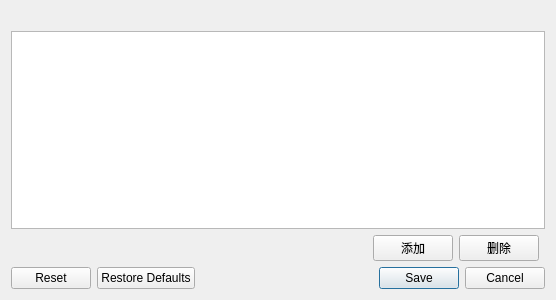
shine5402/VoicebankManager, file VoiceBankUtils/folderssettingdialog.ui: the form before one commit.
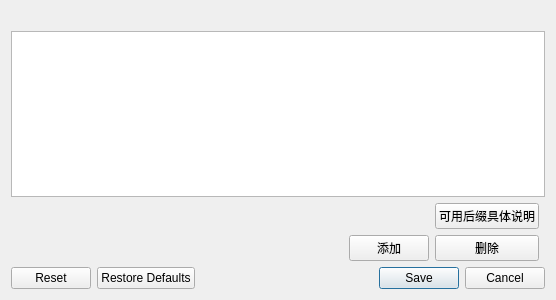
The form after the commit.

Commit message: 修改版本号 在文件夹管理窗口内为用户提供可用后缀提示

The edit to the form file:
```diff
--- a/VoiceBankUtils/folderssettingdialog.ui
+++ b/VoiceBankUtils/folderssettingdialog.ui
@@ -14,21 +14,17 @@
    <string/>
   </property>
   <layout class="QGridLayout" name="gridLayout">
-   <item row="2" column="1">
-    <widget class="QPushButton" name="addButton">
-     <property name="text">
-      <string>添加</string>
+   <item row="4" column="0" colspan="4">
+    <widget class="QDialogButtonBox" name="buttonBox">
+     <property name="orientation">
+      <enum>Qt::Horizontal</enum>
      </property>
-    </widget>
-   </item>
-   <item row="2" column="2">
-    <widget class="QPushButton" name="deleteButton">
-     <property name="text">
-      <string>删除</string>
+     <property name="standardButtons">
+      <set>QDialogButtonBox::Cancel|QDialogButtonBox::Reset|QDialogButtonBox::RestoreDefaults|QDialogButtonBox::Save</set>
      </property>
     </widget>
    </item>
-   <item row="2" column="0">
+   <item row="3" column="0">
     <spacer name="horizontalSpacer">
      <property name="orientation">
       <enum>Qt::Horizontal</enum>
@@ -41,23 +37,41 @@
      </property>
     </spacer>
    </item>
+   <item row="2" column="0" colspan="2">
+    <widget class="QLabel" name="allowedPrefixDescriptionLabel">
+     <property name="text">
+      <string/>
+     </property>
+    </widget>
+   </item>
+   <item row="0" column="0" colspan="4">
+    <widget class="QLabel" name="descriptionLabel">
+     <property name="text">
+      <string/>
+     </property>
+    </widget>
+   </item>
+   <item row="2" column="2">
+    <widget class="QPushButton" name="allowedPrefixDescriptionButton">
+     <property name="text">
+      <string>可用后缀具体说明</string>
+     </property>
+    </widget>
+   </item>
    <item row="1" column="0" colspan="4">
     <widget class="QListWidget" name="foldersListWidget"/>
    </item>
-   <item row="0" column="0" colspan="4">
-    <widget class="QLabel" name="label">
+   <item row="3" column="2">
+    <widget class="QPushButton" name="deleteButton">
      <property name="text">
-      <string/>
+      <string>删除</string>
      </property>
     </widget>
    </item>
-   <item row="3" column="0" colspan="4">
-    <widget class="QDialogButtonBox" name="buttonBox">
-     <property name="orientation">
-      <enum>Qt::Horizontal</enum>
-     </property>
-     <property name="standardButtons">
-      <set>QDialogButtonBox::Cancel|QDialogButtonBox::Reset|QDialogButtonBox::RestoreDefaults|QDialogButtonBox::Save</set>
+   <item row="3" column="1">
+    <widget class="QPushButton" name="addButton">
+     <property name="text">
+      <string>添加</string>
      </property>
     </widget>
    </item>
```
The commit also changes 5 other files.
